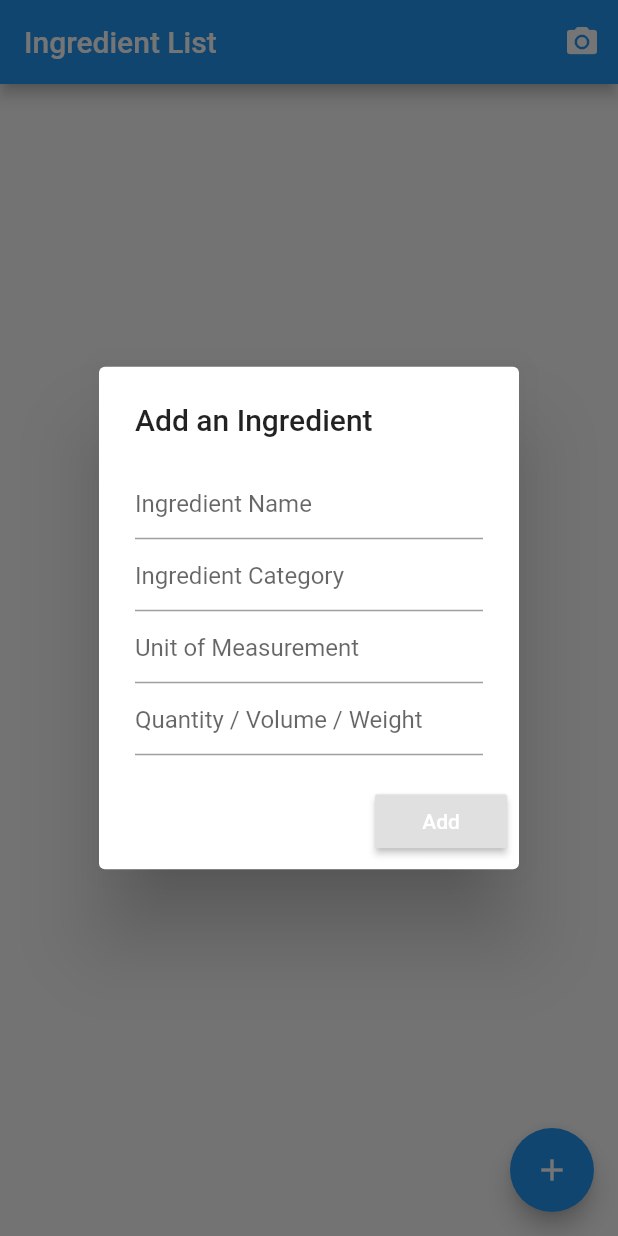
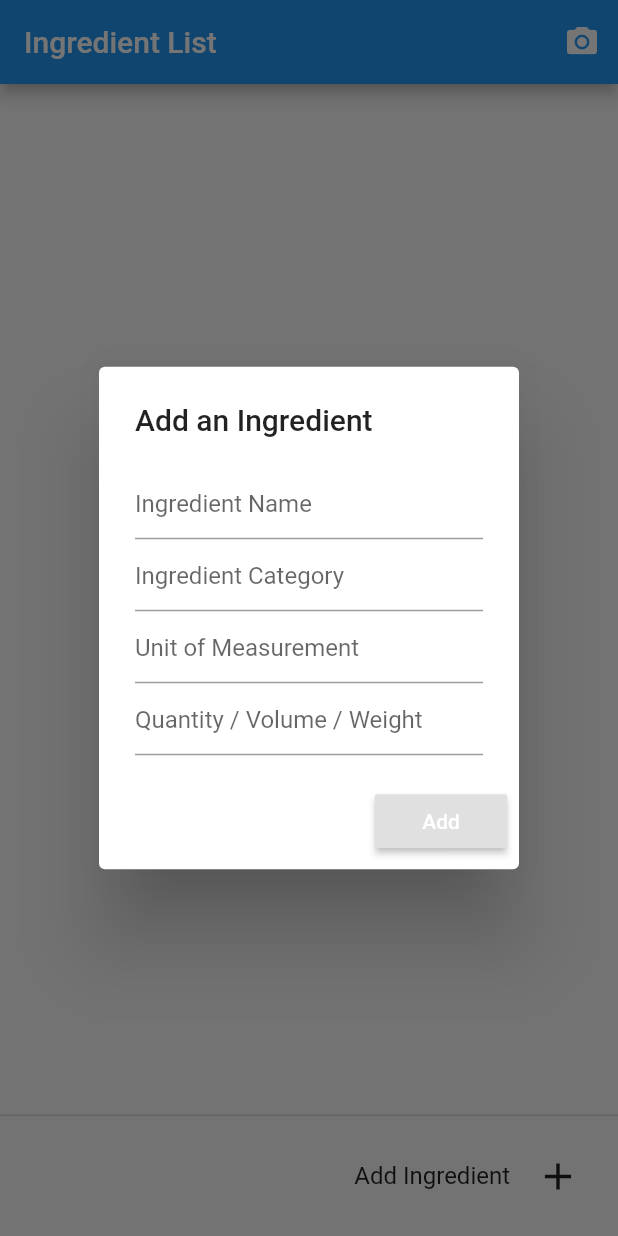
Before and after one commit to cho-jason/pantry-mate, a Flutter app: the screen it shows after launch, after a tap on the "add" icon, on a phone screen of 412 x 824 dp. Run offline on Flutter 3.47's test engine with Material 2 defaults, Android fonts, the phone set to English and light mode, and no system bars; our stand-ins replace camera, cloud_firestore; accounts and stored records are empty.

Commit message:
Replaced floating button with footer button

```diff
--- a/lib/ui/screens/home.dart
+++ b/lib/ui/screens/home.dart
@@ -148,9 +148,21 @@ class HomeScreenState extends State<HomeScreen> {
             })
       ]),
       body: _buildIngredients(),
-        floatingActionButton: FloatingActionButton(
-          child: Icon(Icons.add),
+      persistentFooterButtons: <Widget>[
+        ButtonBar(
+          children: <Widget>[
+            Text(
+              'Add Ingredient',
+              style: TextStyle(fontSize: 16.0),
+            ),
+            IconButton(
+              icon: Icon(Icons.add),
+              iconSize: 30.0,
               onPressed: () => createDialog(context),
-        ));
+            )
+          ],
+        )
+      ],
+    );
   }
 }
```
Lines whose indentation alone changed are shown as unchanged.
